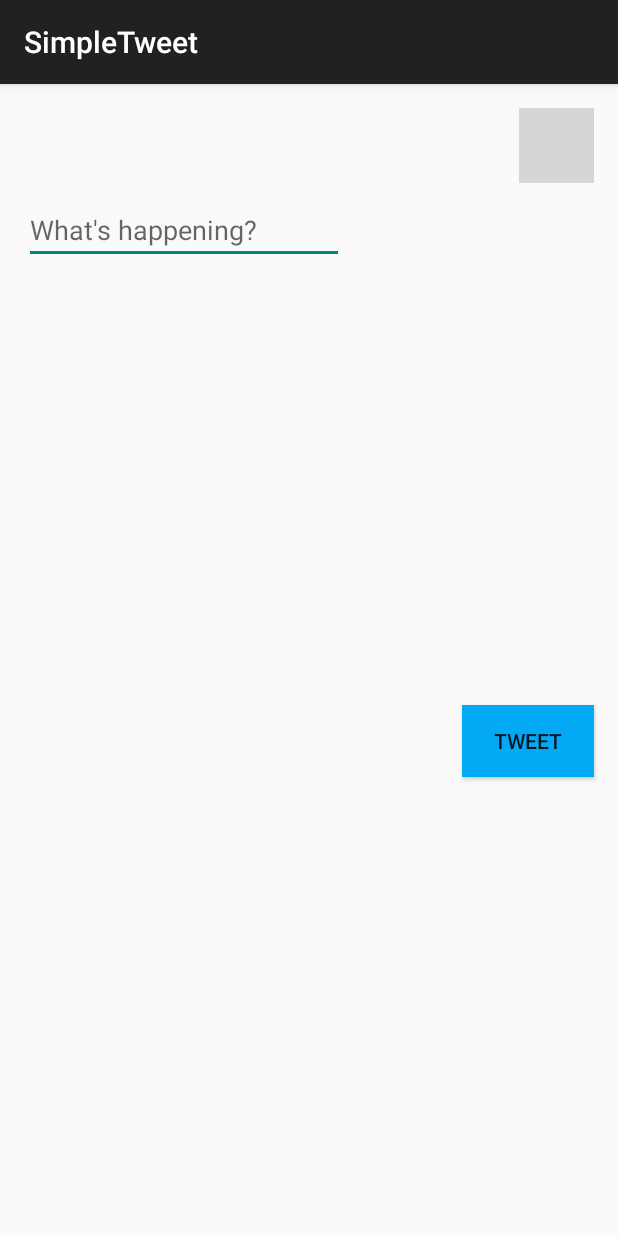
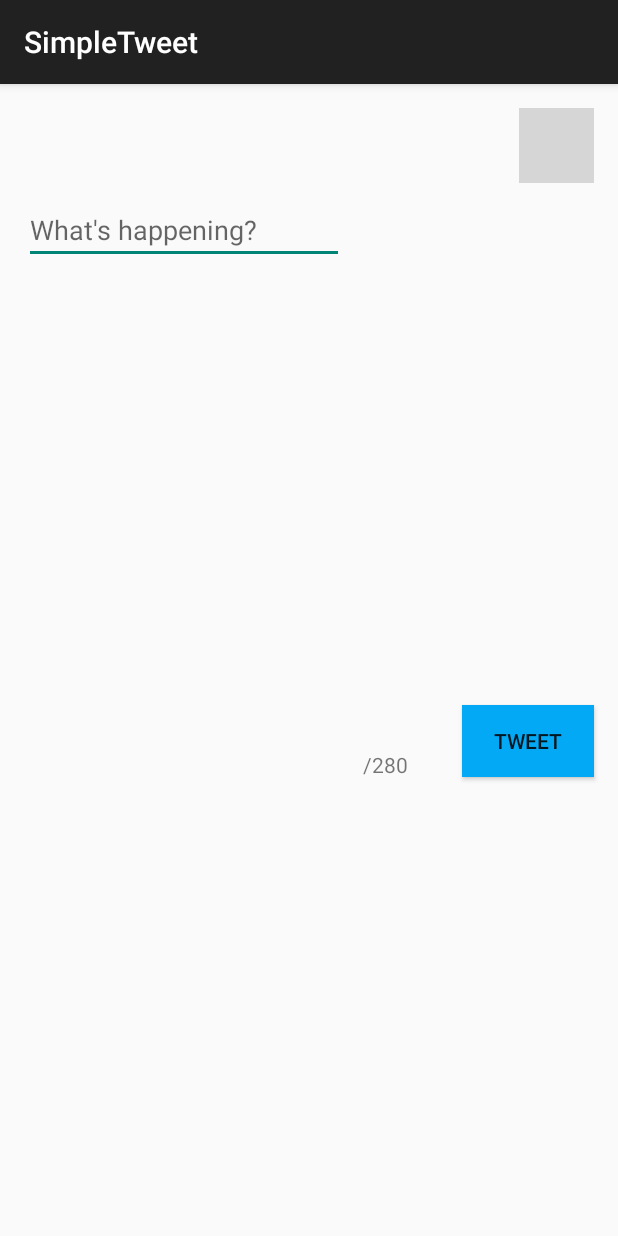
Before and after one commit to bmberger/MySimpleTweets, an Android app: the ComposeActivity screen opened directly, with no data from a screen before it, on a phone screen of 412 x 824 dp. Run offline under Robolectric (Android 15) with nearby library versions, the phone set to English and light mode, and no system bars; our stand-ins replace Room's generated code; libraries missing offline, so code that uses them is left out: com.loopj.android, cz.msebera.android, org.parceler; pictures from the network do not load; 1 statement that could not run was skipped; grey boxes are pictures that could not be loaded.

Commit message:
Added an extra feature that doesn't allow users to tweet more than 250 characters (& notifies them) and character count turns red when user goes over 250 characters

```diff
--- a/app/src/main/java/com/codepath/apps/restclienttemplate/models/ComposeActivity.java
+++ b/app/src/main/java/com/codepath/apps/restclienttemplate/models/ComposeActivity.java
@@ -3,13 +3,17 @@ package com.codepath.apps.restclienttemplate.models;
 import android.arch.persistence.room.EntityDeletionOrUpdateAdapter;
 import android.content.Intent;
 import android.content.SharedPreferences;
+import android.graphics.Color;
 import android.support.v7.app.AppCompatActivity;
 import android.os.Bundle;
+import android.text.Editable;
+import android.text.TextWatcher;
 import android.util.Log;
 import android.view.View;
 import android.widget.EditText;
 import android.widget.ImageView;
 import android.widget.TextView;
+import android.widget.Toast;
 
 import com.bumptech.glide.Glide;
 import com.bumptech.glide.request.RequestOptions;
@@ -33,6 +37,11 @@ public class ComposeActivity extends AppCompatActivity {
     private final int RESULT_OK = 20;
     TwitterClient client;
     Tweet tweet;
+    TextView tvFullName;
+    TextView tvScreenName;
+    ImageView ivProfileImage;
+    TextView ivCharCount;
+    EditText eText;
 
 
     @Override
@@ -43,9 +52,11 @@ public class ComposeActivity extends AppCompatActivity {
         client = TwitterApp.getRestClient(this);
 
         // find views and sets user information in compose tweet's views
-        TextView tvFullName = (TextView) findViewById(R.id.ivNameCompose);
-        TextView tvScreenName = (TextView) findViewById(R.id.ivUsernameCompose);
-        ImageView ivProfileImage = (ImageView) findViewById(R.id.ivProfileImageCompose);
+        tvFullName = (TextView) findViewById(R.id.ivNameCompose);
+        tvScreenName = (TextView) findViewById(R.id.ivUsernameCompose);
+        ivProfileImage = (ImageView) findViewById(R.id.ivProfileImageCompose);
+        ivCharCount = (TextView) findViewById(R.id.ivCharCount);
+        eText = (EditText)findViewById(R.id.inputText);
 
         tvFullName.setText(getIntent().getStringExtra("ivName"));
         tvScreenName.setText(getIntent().getStringExtra("ivUsername"));
@@ -53,13 +64,36 @@ public class ComposeActivity extends AppCompatActivity {
                 .load(getIntent().getStringExtra("ivProfileURL"))
                 .apply(RequestOptions.circleCropTransform())
                 .into(ivProfileImage);
+        eText.addTextChangedListener(mTextEditorWatcher); // sets the text watcher for character count
     }
+
+    // charatcer count functionality
+    private final TextWatcher mTextEditorWatcher = new TextWatcher() {
+        public void beforeTextChanged(CharSequence s, int start, int count, int after) {
+        }
+
+        public void onTextChanged(CharSequence s, int start, int before, int count) {
+            //This sets a textview to the current length
+            ivCharCount.setText(String.valueOf(s.length()) + "/280");
+            if (s.length() > 280) {
+                ivCharCount.setTextColor(Color.RED);
+            } else {
+                ivCharCount.setTextColor(Color.BLACK);
+            }
+        }
+
+        public void afterTextChanged(Editable s) {
+        }
+    };
 
     public void submitTweet(View view) {
         //purpose of all of this is to have immediate loading of new Tweet locally without refresh
-        EditText eText = (EditText)findViewById(R.id.inputText);
         String tweetContent = eText.getText().toString();
 
+        if(tweetContent.length() > 280) {
+            // Ensures that your tweet is less than or equal to 280 characters
+            Toast.makeText(this, "Tweet is longer than 280 characters", Toast.LENGTH_LONG).show();
+        } else {
             // prepare data intent and pass relevant data back as a result
             final Intent data = new Intent(ComposeActivity.this, TimelineActivity.class);
             data.putExtra("status", tweetContent);
@@ -87,3 +121,4 @@ public class ComposeActivity extends AppCompatActivity {
             finish(); // closes the activity, pass data to parent
         }
     }
+}
--- a/app/src/main/res/layout/activity_compose.xml
+++ b/app/src/main/res/layout/activity_compose.xml
@@ -59,4 +59,14 @@
         android:onClick="submitTweet"
         app:layout_constraintEnd_toEndOf="parent"
         app:layout_constraintTop_toBottomOf="@+id/ivProfileImageCompose" />
+
+    <TextView
+        android:id="@+id/ivCharCount"
+        android:layout_width="wrap_content"
+        android:layout_height="wrap_content"
+        android:layout_marginTop="324dp"
+        android:layout_marginEnd="36dp"
+        android:text="/280"
+        app:layout_constraintEnd_toStartOf="@+id/tweetButtonCompose"
+        app:layout_constraintTop_toBottomOf="@+id/inputText" />
 </android.support.constraint.ConstraintLayout>
```
Lines whose indentation alone changed are shown as unchanged.
